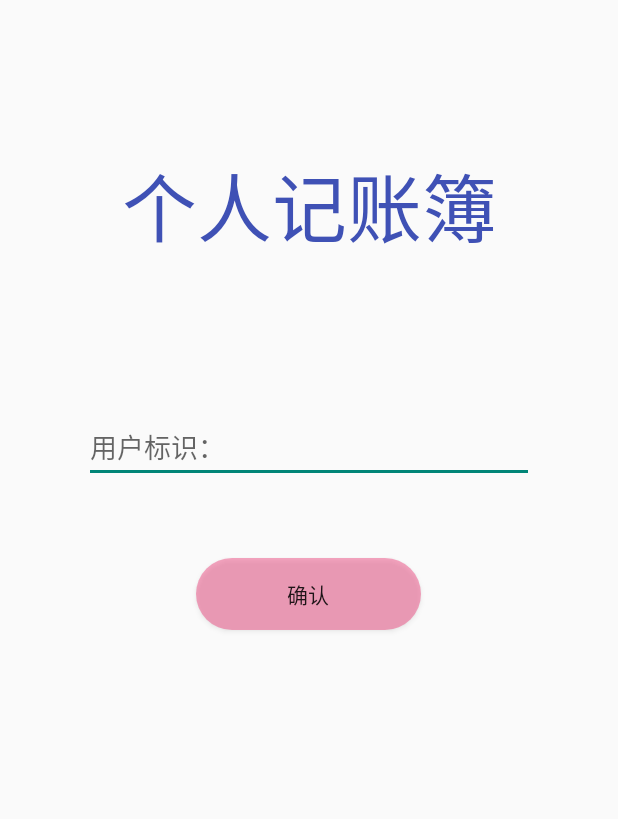
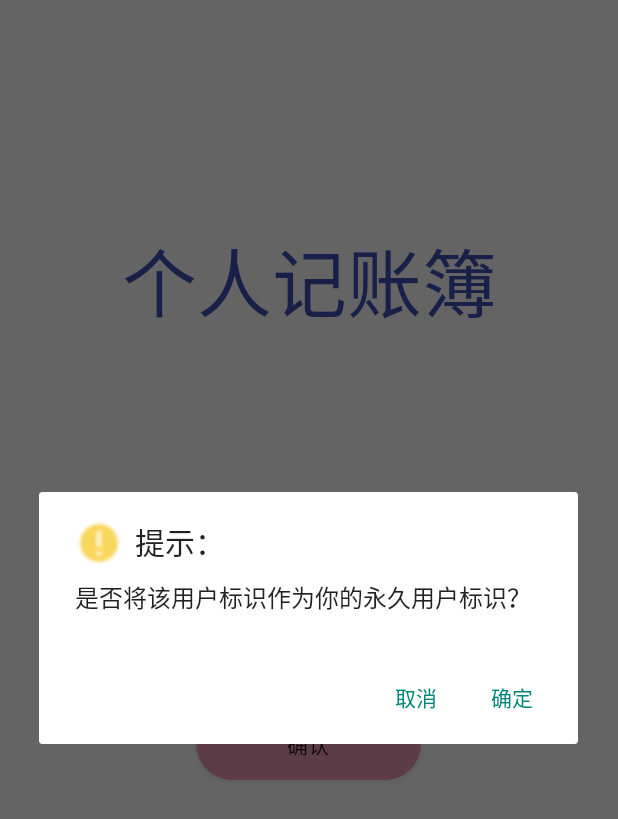
Before and after one commit to fcy354268003/my_account_book, an Android app: the screen it shows after launch (check_activity), after a tap on "确认", on a phone screen of 412 x 824 dp. Shown: the top 819 px of the screen. Run offline under Robolectric (Android 15) with nearby library versions, the phone set to English and light mode, and no system bars; libraries missing offline, so code that uses them is left out: org.litepal.

Commit message:
实现用户第一次登陆实现用户标识添加功能

```diff
--- a/app/src/main/java/com/example/my_account_book/check_activity.java
+++ b/app/src/main/java/com/example/my_account_book/check_activity.java
@@ -1,11 +1,15 @@
 package com.example.my_account_book;
 
+import androidx.appcompat.app.AlertDialog;
 import androidx.appcompat.app.AppCompatActivity;
 
+import android.app.Dialog;
+import android.content.DialogInterface;
 import android.content.Intent;
 import android.content.SharedPreferences;
 import android.os.Bundle;
 import android.util.Log;
+import android.view.LayoutInflater;
 import android.view.View;
 import android.widget.Button;
 import android.widget.EditText;
@@ -19,8 +23,9 @@ public class check_activity extends AppCompatActivity {
     private EditText mEditText;
     private Button mConfirm;
     private static final String TAG = "check_activity";
+
     @Override
-    protected void onCreate(Bundle savedInstanceState) {
+    protected void onCreate(final Bundle savedInstanceState) {
         super.onCreate(savedInstanceState);
         setContentView(R.layout.activity_check_activity);
         mEditText = findViewById(R.id.use_name);
@@ -28,16 +33,48 @@ public class check_activity extends AppCompatActivity {
         mConfirm.setOnClickListener(new View.OnClickListener() {
             @Override
             public void onClick(View v) {
-                String uri = mEditText.getText().toString();
-                if(uri.equals("fcy")){
-                    Intent intent = new Intent(check_activity.this,MainActivity.class);
-                    startActivity(intent);
-                    finish();
-                    MyToast.showMessage(check_activity.this,"登陆成功");
+                final String uri = mEditText.getText().toString();
+                final SharedPreferences user = getSharedPreferences("user", MODE_PRIVATE);
+                boolean isFirst = user.getBoolean("isFirst", true);
+                if(isFirst){
+                    AlertDialog.Builder builder = new AlertDialog.Builder(check_activity.this);
+                    builder.setCancelable(false);
+                    View inflate = LayoutInflater.from(check_activity.this).inflate(R.layout.dialog, null, false);
+                    Button confirm = inflate.findViewById(R.id.confirm);
+                    builder.setTitle("提示：");
+                    builder.setMessage("是否将该用户标识作为你的永久用户标识？");
+                    builder.setPositiveButton("确定", new DialogInterface.OnClickListener() {
+                        @Override
+                        public void onClick(DialogInterface dialog, int which) {
+                            SharedPreferences.Editor edit = user.edit();
+                            edit.putBoolean("isFirst",false);
+                            edit.putString("uri",uri);
+                            edit.apply();
+                            toMain();
+                        }
+                    });
+                    builder.setNegativeButton("取消", new DialogInterface.OnClickListener() {
+                        @Override
+                        public void onClick(DialogInterface dialog, int which) {
+                            MyToast.showMessage(check_activity.this,"取消成功");
+                        }
+                    });
+                    AlertDialog show = builder.show();
+                    show.setIcon(R.drawable.warning);
+                    show.show();
+                }
+                else if (uri.equals(user.getString("uri","#########"))){
+                   toMain();
                 }
                 else MyToast.showMessage(check_activity.this, "登陆失败");
             }
         });
+    }
 
+    private void toMain() {
+        Intent intent = new Intent(check_activity.this,MainActivity.class);
+        startActivity(intent);
+        finish();
+        MyToast.showMessage(check_activity.this,"登陆成功");
     }
 }
--- a/app/src/main/res/layout/activity_check_activity.xml
+++ b/app/src/main/res/layout/activity_check_activity.xml
@@ -7,7 +7,7 @@
     <TextView
         android:layout_width="match_parent"
         android:layout_height="wrap_content"
-        android:layout_marginTop="100dp"
+        android:layout_marginTop="150dp"
         android:gravity="center"
         android:text="个人记账簿"
         android:textColor="#3F51B5"
@@ -27,7 +27,7 @@
         android:layout_width="150dp"
         android:layout_height="wrap_content"
         android:layout_gravity="center"
-        android:layout_marginTop="50dp"
+        android:layout_marginTop="100dp"
        android:background="@drawable/btn_2"
         android:text="确认" />
 </LinearLayout>
```
Also changed, not shown: app/src/main/res/layout/dialog.xml (added, +38 -0 lines), app/src/main/res/drawable/warning.png (added).
